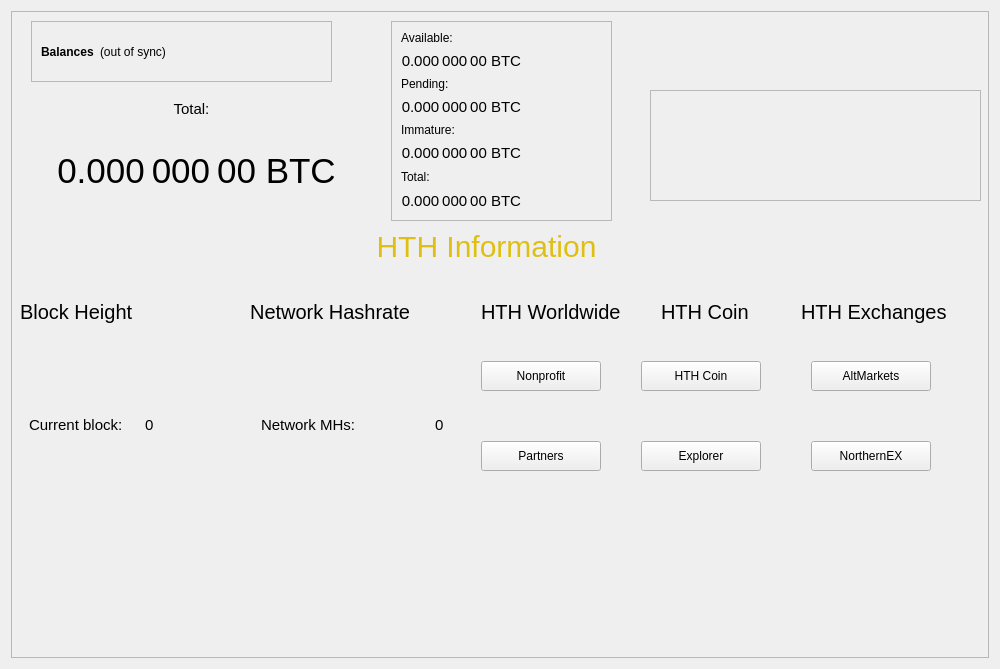
Qt form src/qt/forms/overviewpage.ui (HTHcoin/helpthehomelesscoin) before a commit.
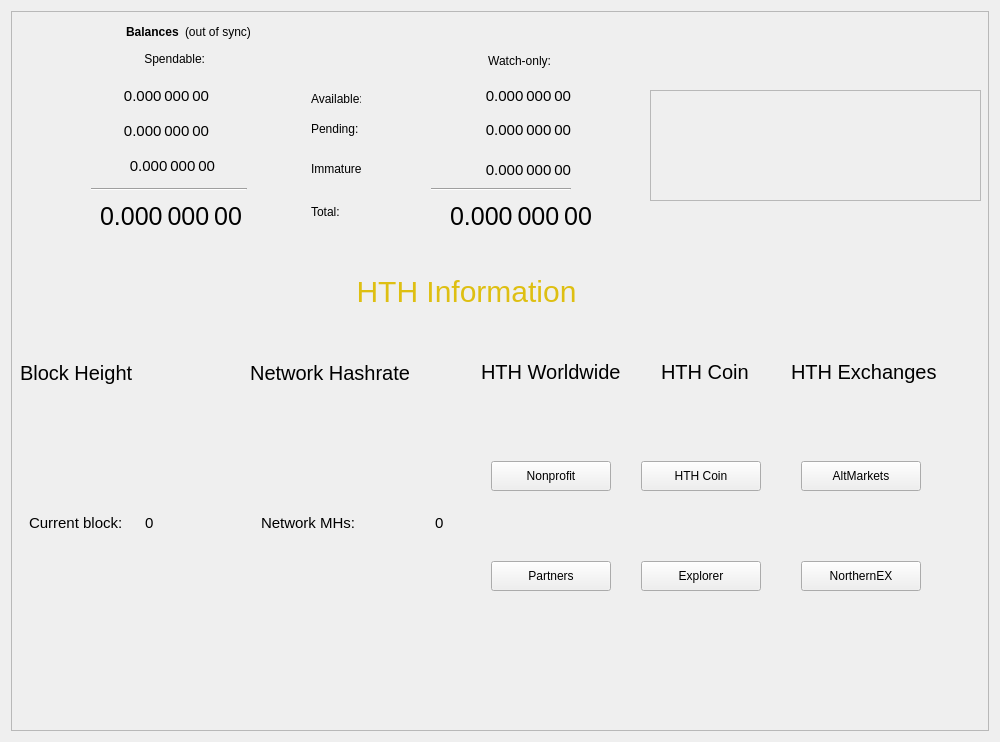
The same form after that commit.

Patch:
```diff
--- a/src/qt/forms/overviewpage.ui
+++ b/src/qt/forms/overviewpage.ui
@@ -7,7 +7,7 @@
     <x>0</x>
     <y>0</y>
     <width>1000</width>
-    <height>669</height>
+    <height>742</height>
    </rect>
   </property>
   <property name="sizePolicy">
@@ -44,9 +44,9 @@
       <property name="geometry">
        <rect>
         <x>0</x>
-        <y>270</y>
+        <y>330</y>
         <width>451</width>
-        <height>261</height>
+        <height>231</height>
        </rect>
       </property>
       <property name="styleSheet">
@@ -73,7 +73,7 @@
          <property name="sizeHint" stdset="0">
           <size>
            <width>20</width>
-           <height>8</height>
+           <height>4</height>
           </size>
          </property>
         </spacer>
@@ -128,10 +128,13 @@
          <property name="orientation">
           <enum>Qt::Vertical</enum>
          </property>
+         <property name="sizeType">
+          <enum>QSizePolicy::Fixed</enum>
+         </property>
          <property name="sizeHint" stdset="0">
           <size>
            <width>20</width>
-           <height>40</height>
+           <height>104</height>
           </size>
          </property>
         </spacer>
@@ -236,7 +239,7 @@
          <property name="sizeHint" stdset="0">
           <size>
            <width>20</width>
-           <height>99</height>
+           <height>30</height>
           </size>
          </property>
         </spacer>
@@ -246,8 +249,8 @@
      <widget class="QPushButton" name="pushButton_Website_4">
       <property name="geometry">
        <rect>
-        <x>470</x>
-        <y>430</y>
+        <x>480</x>
+        <y>550</y>
         <width>120</width>
         <height>30</height>
        </rect>
@@ -278,7 +281,7 @@
       <property name="geometry">
        <rect>
         <x>630</x>
-        <y>350</y>
+        <y>450</y>
         <width>120</width>
         <height>30</height>
        </rect>
@@ -314,8 +317,8 @@
      <widget class="QPushButton" name="pushButton_Website">
       <property name="geometry">
        <rect>
-        <x>470</x>
-        <y>350</y>
+        <x>480</x>
+        <y>450</y>
         <width>120</width>
         <height>30</height>
        </rect>
@@ -346,7 +349,7 @@
       <property name="geometry">
        <rect>
         <x>630</x>
-        <y>430</y>
+        <y>550</y>
         <width>120</width>
         <height>30</height>
        </rect>
@@ -376,8 +379,8 @@
      <widget class="QPushButton" name="pushButton_Website_2">
       <property name="geometry">
        <rect>
-        <x>800</x>
-        <y>350</y>
+        <x>790</x>
+        <y>450</y>
         <width>120</width>
         <height>30</height>
        </rect>
@@ -408,7 +411,7 @@
       <property name="geometry">
        <rect>
         <x>470</x>
-        <y>280</y>
+        <y>340</y>
         <width>151</width>
         <height>41</height>
        </rect>
@@ -424,7 +427,7 @@
       <property name="geometry">
        <rect>
         <x>650</x>
-        <y>280</y>
+        <y>340</y>
         <width>91</width>
         <height>41</height>
        </rect>
@@ -439,8 +442,8 @@
      <widget class="QLabel" name="label_4">
       <property name="geometry">
        <rect>
-        <x>790</x>
-        <y>280</y>
+        <x>780</x>
+        <y>340</y>
         <width>151</width>
         <height>41</height>
        </rect>
@@ -455,8 +458,8 @@
      <widget class="QPushButton" name="pushButton_Website_5">
       <property name="geometry">
        <rect>
-        <x>800</x>
-        <y>430</y>
+        <x>790</x>
+        <y>550</y>
         <width>120</width>
         <height>30</height>
        </rect>
@@ -483,257 +486,13 @@
        <string>NorthernEX</string>
       </property>
      </widget>
-     <widget class="QFrame" name="frame_blue_2">
-      <property name="geometry">
-       <rect>
-        <x>380</x>
-        <y>10</y>
-        <width>221</width>
-        <height>200</height>
-       </rect>
-      </property>
-      <property name="sizePolicy">
-       <sizepolicy hsizetype="Fixed" vsizetype="Preferred">
-        <horstretch>0</horstretch>
-        <verstretch>0</verstretch>
-       </sizepolicy>
-      </property>
-      <property name="minimumSize">
-       <size>
-        <width>220</width>
-        <height>200</height>
-       </size>
-      </property>
-      <property name="maximumSize">
-       <size>
-        <width>16777215</width>
-        <height>16777215</height>
-       </size>
-      </property>
-      <property name="frameShape">
-       <enum>QFrame::StyledPanel</enum>
-      </property>
-      <property name="frameShadow">
-       <enum>QFrame::Raised</enum>
-      </property>
-      <layout class="QVBoxLayout" name="verticalLayout_3">
-       <item>
-        <layout class="QVBoxLayout" name="verticalLayout_2">
-         <item>
-          <widget class="QLabel" name="labelBalanceText">
-           <property name="text">
-            <string>Available:</string>
-           </property>
-          </widget>
-         </item>
-         <item>
-          <layout class="QHBoxLayout" name="horizontalLayout_4">
-           <item>
-            <widget class="QLabel" name="labelWatchAvailable_2">
-             <property name="font">
-              <font>
-               <pointsize>-1</pointsize>
-              </font>
-             </property>
-             <property name="cursor">
-              <cursorShape>IBeamCursor</cursorShape>
-             </property>
-             <property name="toolTip">
-              <string>Your current balance in watch-only addresses</string>
-             </property>
-             <property name="styleSheet">
-              <string notr="true">font-size: 15px</string>
-             </property>
-             <property name="text">
-              <string notr="true">0.000 000 00 BTC</string>
-             </property>
-             <property name="alignment">
-              <set>Qt::AlignRight|Qt::AlignTrailing|Qt::AlignVCenter</set>
-             </property>
-             <property name="textInteractionFlags">
-              <set>Qt::LinksAccessibleByMouse|Qt::TextSelectableByKeyboard|Qt::TextSelectableByMouse</set>
-             </property>
-            </widget>
-           </item>
-           <item>
-            <spacer name="horizontalSpacer_3">
-             <property name="orientation">
-              <enum>Qt::Horizontal</enum>
-             </property>
-             <property name="sizeHint" stdset="0">
-              <size>
-               <width>40</width>
-               <height>20</height>
-              </size>
-             </property>
-            </spacer>
-           </item>
-          </layout>
-         </item>
-         <item>
-          <widget class="QLabel" name="labelPendingText">
-           <property name="text">
-            <string>Pending:</string>
-           </property>
-          </widget>
-         </item>
-         <item>
-          <layout class="QHBoxLayout" name="horizontalLayout_5">
-           <item>
-            <widget class="QLabel" name="labelWatchPending_2">
-             <property name="font">
-              <font>
-               <pointsize>-1</pointsize>
-              </font>
-             </property>
-             <property name="cursor">
-              <cursorShape>IBeamCursor</cursorShape>
-             </property>
-             <property name="toolTip">
-              <string>Unconfirmed transactions to watch-only addresses</string>
-             </property>
-             <property name="styleSheet">
-              <string notr="true">font-size: 15px</string>
-             </property>
-             <property name="text">
-              <string notr="true">0.000 000 00 BTC</string>
-             </property>
-             <property name="alignment">
-              <set>Qt::AlignRight|Qt::AlignTrailing|Qt::AlignVCenter</set>
-             </property>
-             <property name="textInteractionFlags">
-              <set>Qt::LinksAccessibleByMouse|Qt::TextSelectableByKeyboard|Qt::TextSelectableByMouse</set>
-             </property>
-            </widget>
-           </item>
-           <item>
-            <spacer name="horizontalSpacer_4">
-             <property name="orientation">
-              <enum>Qt::Horizontal</enum>
-             </property>
-             <property name="sizeHint" stdset="0">
-              <size>
-               <width>40</width>
-               <height>20</height>
-              </size>
-             </property>
-            </spacer>
-           </item>
-          </layout>
-         </item>
-         <item>
-          <widget class="QLabel" name="labelImmatureText">
-           <property name="text">
-            <string>Immature:</string>
-           </property>
-          </widget>
-         </item>
-         <item>
-          <layout class="QHBoxLayout" name="horizontalLayout_6">
-           <item>
-            <widget class="QLabel" name="labelWatchImmature_2">
-             <property name="font">
-              <font>
-               <pointsize>-1</pointsize>
-              </font>
-             </property>
-             <property name="cursor">
-              <cursorShape>IBeamCursor</cursorShape>
-             </property>
-             <property name="toolTip">
-              <string>Mined balance in watch-only addresses that has not yet matured</string>
-             </property>
-             <property name="styleSheet">
-              <string notr="true">font-size: 15px</string>
-             </property>
-             <property name="text">
-              <string notr="true">0.000 000 00 BTC</string>
-             </property>
-             <property name="alignment">
-              <set>Qt::AlignRight|Qt::AlignTrailing|Qt::AlignVCenter</set>
-             </property>
-             <property name="textInteractionFlags">
-              <set>Qt::LinksAccessibleByMouse|Qt::TextSelectableByKeyboard|Qt::TextSelectableByMouse</set>
-             </property>
-            </widget>
-           </item>
-           <item>
-            <spacer name="horizontalSpacer_5">
-             <property name="orientation">
-              <enum>Qt::Horizontal</enum>
-             </property>
-             <property name="sizeHint" stdset="0">
-              <size>
-               <width>40</width>
-               <height>20</height>
-              </size>
-             </property>
-            </spacer>
-           </item>
-          </layout>
-         </item>
-        </layout>
-       </item>
-       <item>
-        <widget class="QLabel" name="labelTotalText_2">
-         <property name="text">
-          <string>Total:</string>
-         </property>
-        </widget>
-       </item>
-       <item>
-        <layout class="QHBoxLayout" name="horizontalLayout_7">
-         <item>
-          <widget class="QLabel" name="labelWatchTotal_2">
-           <property name="font">
-            <font>
-             <pointsize>-1</pointsize>
-            </font>
-           </property>
-           <property name="cursor">
-            <cursorShape>IBeamCursor</cursorShape>
-           </property>
-           <property name="toolTip">
-            <string>Current total balance in watch-only addresses</string>
-           </property>
-           <property name="styleSheet">
-            <string notr="true">font-size: 15px</string>
-           </property>
-           <property name="text">
-            <string notr="true">0.000 000 00 BTC</string>
-           </property>
-           <property name="alignment">
-            <set>Qt::AlignRight|Qt::AlignTrailing|Qt::AlignVCenter</set>
-           </property>
-           <property name="textInteractionFlags">
-            <set>Qt::LinksAccessibleByMouse|Qt::TextSelectableByKeyboard|Qt::TextSelectableByMouse</set>
-           </property>
-          </widget>
-         </item>
-         <item>
-          <spacer name="horizontalSpacer_6">
-           <property name="orientation">
-            <enum>Qt::Horizontal</enum>
-           </property>
-           <property name="sizeHint" stdset="0">
-            <size>
-             <width>40</width>
-             <height>20</height>
-            </size>
-           </property>
-          </spacer>
-         </item>
-        </layout>
-       </item>
-      </layout>
-     </widget>
      <widget class="QLabel" name="label_6">
       <property name="geometry">
        <rect>
-        <x>290</x>
-        <y>210</y>
+        <x>270</x>
+        <y>260</y>
         <width>371</width>
-        <height>51</height>
+        <height>41</height>
        </rect>
       </property>
       <property name="styleSheet">
@@ -766,12 +525,28 @@
      <widget class="QLabel" name="labelBalance">
       <property name="geometry">
        <rect>
-        <x>20</x>
-        <y>130</y>
-        <width>331</width>
-        <height>61</height>
+        <x>459</x>
+        <y>40</y>
+        <width>81</width>
+        <height>20</height>
        </rect>
       </property>
+      <property name="text">
+       <string>Watch-only:</string>
+      </property>
+      <property name="alignment">
+       <set>Qt::AlignRight|Qt::AlignTrailing|Qt::AlignVCenter</set>
+      </property>
+     </widget>
+     <widget class="QLabel" name="labelWatchAvailable">
+      <property name="geometry">
+       <rect>
+        <x>420</x>
+        <y>70</y>
+        <width>140</width>
+        <height>31</height>
+       </rect>
+      </property>
       <property name="font">
        <font>
         <pointsize>-1</pointsize>
@@ -784,97 +559,405 @@
        <string>Your current spendable balance</string>
       </property>
       <property name="styleSheet">
-       <string notr="true">font-size: 35px</string>
+       <string notr="true">font-size: 15px;</string>
       </property>
       <property name="text">
-       <string notr="true">0.000 000 00 BTC</string>
+       <string notr="true">0.000 000 00</string>
       </property>
       <property name="alignment">
-       <set>Qt::AlignCenter</set>
+       <set>Qt::AlignRight|Qt::AlignTrailing|Qt::AlignVCenter</set>
       </property>
       <property name="textInteractionFlags">
        <set>Qt::LinksAccessibleByMouse|Qt::TextSelectableByKeyboard|Qt::TextSelectableByMouse</set>
       </property>
      </widget>
-     <widget class="QFrame" name="frame_3">
+     <widget class="QLabel" name="labelWatchPending">
       <property name="geometry">
        <rect>
-        <x>20</x>
-        <y>10</y>
-        <width>301</width>
-        <height>61</height>
+        <x>420</x>
+        <y>110</y>
+        <width>140</width>
+        <height>16</height>
        </rect>
       </property>
-      <property name="frameShape">
-       <enum>QFrame::StyledPanel</enum>
+      <property name="font">
+       <font>
+        <pointsize>-1</pointsize>
+       </font>
       </property>
-      <property name="frameShadow">
-       <enum>QFrame::Raised</enum>
+      <property name="cursor">
+       <cursorShape>IBeamCursor</cursorShape>
       </property>
-      <layout class="QVBoxLayout" name="verticalLayout_4">
-       <item>
-        <layout class="QHBoxLayout" name="horizontalLayout_8">
-         <item>
-          <widget class="QLabel" name="label_5">
-           <property name="font">
-            <font>
-             <weight>75</weight>
-             <bold>true</bold>
-            </font>
-           </property>
-           <property name="text">
-            <string>Balances</string>
-           </property>
-          </widget>
-         </item>
-         <item>
-          <widget class="QLabel" name="labelWalletStatus">
-           <property name="toolTip">
-            <string>The displayed information may be out of date. Your wallet automatically synchronizes with the Dash network after a connection is established, but this process has not completed yet.</string>
-           </property>
-           <property name="text">
-            <string notr="true">(out of sync)</string>
-           </property>
-           <property name="alignment">
-            <set>Qt::AlignLeading|Qt::AlignLeft|Qt::AlignVCenter</set>
-           </property>
-          </widget>
-         </item>
-         <item>
-          <spacer name="horizontalSpacer_8">
-           <property name="orientation">
-            <enum>Qt::Horizontal</enum>
-           </property>
-           <property name="sizeHint" stdset="0">
-            <size>
-             <width>40</width>
-             <height>20</height>
-            </size>
-           </property>
-          </spacer>
-         </item>
-        </layout>
-       </item>
-      </layout>
+      <property name="toolTip">
+       <string>Unconfirmed transactions to watch-only addresses</string>
+      </property>
+      <property name="styleSheet">
+       <string notr="true">font-size: 15px;</string>
+      </property>
+      <property name="text">
+       <string notr="true">0.000 000 00</string>
+      </property>
+      <property name="alignment">
+       <set>Qt::AlignRight|Qt::AlignTrailing|Qt::AlignVCenter</set>
+      </property>
+      <property name="textInteractionFlags">
+       <set>Qt::LinksAccessibleByMouse|Qt::TextSelectableByKeyboard|Qt::TextSelectableByMouse</set>
+      </property>
      </widget>
      <widget class="QLabel" name="labelTotalText">
       <property name="geometry">
        <rect>
-        <x>130</x>
-        <y>90</y>
-        <width>101</width>
+        <x>420</x>
+        <y>150</y>
+        <width>140</width>
         <height>16</height>
        </rect>
       </property>
+      <property name="font">
+       <font>
+        <pointsize>-1</pointsize>
+       </font>
+      </property>
+      <property name="cursor">
+       <cursorShape>IBeamCursor</cursorShape>
+      </property>
+      <property name="toolTip">
+       <string>Mined balance in watch-only addresses that has not yet matured</string>
+      </property>
       <property name="styleSheet">
-       <string notr="true">font-size: 15px</string>
+       <string notr="true">font-size: 15px;</string>
+      </property>
+      <property name="text">
+       <string notr="true">0.000 000 00</string>
+      </property>
+      <property name="alignment">
+       <set>Qt::AlignRight|Qt::AlignTrailing|Qt::AlignVCenter</set>
+      </property>
+      <property name="textInteractionFlags">
+       <set>Qt::LinksAccessibleByMouse|Qt::TextSelectableByKeyboard|Qt::TextSelectableByMouse</set>
+      </property>
+     </widget>
+     <widget class="QLabel" name="labelWatchTotal">
+      <property name="geometry">
+       <rect>
+        <x>400</x>
+        <y>190</y>
+        <width>181</width>
+        <height>31</height>
+       </rect>
+      </property>
+      <property name="font">
+       <font>
+        <pointsize>-1</pointsize>
+       </font>
+      </property>
+      <property name="cursor">
+       <cursorShape>IBeamCursor</cursorShape>
+      </property>
+      <property name="toolTip">
+       <string>Current total balance in watch-only addresses</string>
+      </property>
+      <property name="styleSheet">
+       <string notr="true">font-size: 25px;</string>
+      </property>
+      <property name="text">
+       <string notr="true">0.000 000 00</string>
+      </property>
+      <property name="alignment">
+       <set>Qt::AlignRight|Qt::AlignTrailing|Qt::AlignVCenter</set>
+      </property>
+      <property name="textInteractionFlags">
+       <set>Qt::LinksAccessibleByMouse|Qt::TextSelectableByKeyboard|Qt::TextSelectableByMouse</set>
+      </property>
+     </widget>
+     <widget class="Line" name="lineWatchBalance">
+      <property name="geometry">
+       <rect>
+        <x>420</x>
+        <y>170</y>
+        <width>140</width>
+        <height>16</height>
+       </rect>
+      </property>
+      <property name="sizePolicy">
+       <sizepolicy hsizetype="Preferred" vsizetype="Fixed">
+        <horstretch>0</horstretch>
+        <verstretch>0</verstretch>
+       </sizepolicy>
+      </property>
+      <property name="minimumSize">
+       <size>
+        <width>140</width>
+        <height>0</height>
+       </size>
+      </property>
+      <property name="orientation">
+       <enum>Qt::Horizontal</enum>
+      </property>
+     </widget>
+     <widget class="QLabel" name="labelTotal">
+      <property name="geometry">
+       <rect>
+        <x>20</x>
+        <y>190</y>
+        <width>211</width>
+        <height>31</height>
+       </rect>
+      </property>
+      <property name="font">
+       <font>
+        <pointsize>-1</pointsize>
+       </font>
+      </property>
+      <property name="cursor">
+       <cursorShape>IBeamCursor</cursorShape>
+      </property>
+      <property name="toolTip">
+       <string>Your current total balance</string>
+      </property>
+      <property name="styleSheet">
+       <string notr="true">font-size: 25px</string>
+      </property>
+      <property name="text">
+       <string notr="true">0.000 000 00</string>
+      </property>
+      <property name="alignment">
+       <set>Qt::AlignRight|Qt::AlignTrailing|Qt::AlignVCenter</set>
+      </property>
+      <property name="textInteractionFlags">
+       <set>Qt::LinksAccessibleByMouse|Qt::TextSelectableByKeyboard|Qt::TextSelectableByMouse</set>
+      </property>
+     </widget>
+     <widget class="QLabel" name="labelTotalText_3">
+      <property name="geometry">
+       <rect>
+        <x>300</x>
+        <y>190</y>
+        <width>50</width>
+        <height>21</height>
+       </rect>
       </property>
       <property name="text">
        <string>Total:</string>
       </property>
+     </widget>
+     <widget class="Line" name="lineSpendableBalance">
+      <property name="geometry">
+       <rect>
+        <x>80</x>
+        <y>170</y>
+        <width>156</width>
+        <height>16</height>
+       </rect>
+      </property>
+      <property name="orientation">
+       <enum>Qt::Horizontal</enum>
+      </property>
+     </widget>
+     <widget class="QLabel" name="labelImmature">
+      <property name="geometry">
+       <rect>
+        <x>93</x>
+        <y>140</y>
+        <width>111</width>
+        <height>31</height>
+       </rect>
+      </property>
+      <property name="font">
+       <font>
+        <pointsize>-1</pointsize>
+       </font>
+      </property>
+      <property name="cursor">
+       <cursorShape>IBeamCursor</cursorShape>
+      </property>
+      <property name="toolTip">
+       <string>Mined balance that has not yet matured</string>
+      </property>
+      <property name="styleSheet">
+       <string notr="true">font-size: 15px</string>
+      </property>
+      <property name="text">
+       <string notr="true">0.000 000 00</string>
+      </property>
       <property name="alignment">
+       <set>Qt::AlignRight|Qt::AlignTrailing|Qt::AlignVCenter</set>
+      </property>
+      <property name="textInteractionFlags">
+       <set>Qt::LinksAccessibleByMouse|Qt::TextSelectableByKeyboard|Qt::TextSelectableByMouse</set>
+      </property>
+     </widget>
+     <widget class="QLabel" name="labelUnconfirmed">
+      <property name="geometry">
+       <rect>
+        <x>100</x>
+        <y>110</y>
+        <width>111</width>
+        <height>21</height>
+       </rect>
+      </property>
+      <property name="font">
+       <font>
+        <pointsize>-1</pointsize>
+       </font>
+      </property>
+      <property name="cursor">
+       <cursorShape>IBeamCursor</cursorShape>
+      </property>
+      <property name="toolTip">
+       <string>Total of transactions that have yet to be confirmed, and do not yet count toward the spendable balance</string>
+      </property>
+      <property name="styleSheet">
+       <string notr="true">font-size: 15px</string>
+      </property>
+      <property name="text">
+       <string notr="true">0.000 000 00</string>
+      </property>
+      <property name="alignment">
        <set>Qt::AlignCenter</set>
       </property>
+      <property name="textInteractionFlags">
+       <set>Qt::LinksAccessibleByMouse|Qt::TextSelectableByKeyboard|Qt::TextSelectableByMouse</set>
+      </property>
+     </widget>
+     <widget class="QLabel" name="labelBalance_2">
+      <property name="geometry">
+       <rect>
+        <x>90</x>
+        <y>70</y>
+        <width>131</width>
+        <height>31</height>
+       </rect>
+      </property>
+      <property name="font">
+       <font>
+        <pointsize>-1</pointsize>
+       </font>
+      </property>
+      <property name="cursor">
+       <cursorShape>IBeamCursor</cursorShape>
+      </property>
+      <property name="toolTip">
+       <string>Your current spendable balance</string>
+      </property>
+      <property name="styleSheet">
+       <string notr="true">font-size: 15px;</string>
+      </property>
+      <property name="text">
+       <string notr="true">0.000 000 00</string>
+      </property>
+      <property name="alignment">
+       <set>Qt::AlignCenter</set>
+      </property>
+      <property name="textInteractionFlags">
+       <set>Qt::LinksAccessibleByMouse|Qt::TextSelectableByKeyboard|Qt::TextSelectableByMouse</set>
+      </property>
+     </widget>
+     <widget class="QLabel" name="labelImmatureText_2">
+      <property name="geometry">
+       <rect>
+        <x>300</x>
+        <y>150</y>
+        <width>50</width>
+        <height>16</height>
+       </rect>
+      </property>
+      <property name="text">
+       <string>Immature:</string>
+      </property>
+     </widget>
+     <widget class="QLabel" name="labelPendingText_2">
+      <property name="geometry">
+       <rect>
+        <x>300</x>
+        <y>110</y>
+        <width>50</width>
+        <height>16</height>
+       </rect>
+      </property>
+      <property name="text">
+       <string>Pending:</string>
+      </property>
+     </widget>
+     <widget class="QLabel" name="labelBalanceText_2">
+      <property name="geometry">
+       <rect>
+        <x>300</x>
+        <y>80</y>
+        <width>50</width>
+        <height>16</height>
+       </rect>
+      </property>
+      <property name="text">
+       <string>Available:</string>
+      </property>
+     </widget>
+     <widget class="QLabel" name="labelSpendable">
+      <property name="geometry">
+       <rect>
+        <x>100</x>
+        <y>40</y>
+        <width>94</width>
+        <height>16</height>
+       </rect>
+      </property>
+      <property name="text">
+       <string>Spendable:</string>
+      </property>
+      <property name="alignment">
+       <set>Qt::AlignRight|Qt::AlignTrailing|Qt::AlignVCenter</set>
+      </property>
+     </widget>
+     <widget class="QWidget" name="">
+      <property name="geometry">
+       <rect>
+        <x>115</x>
+        <y>10</y>
+        <width>471</width>
+        <height>22</height>
+       </rect>
+      </property>
+      <layout class="QHBoxLayout" name="horizontalLayout_9">
+       <item>
+        <widget class="QLabel" name="label_7">
+         <property name="font">
+          <font>
+           <weight>75</weight>
+           <bold>true</bold>
+          </font>
+         </property>
+         <property name="text">
+          <string>Balances</string>
+         </property>
+        </widget>
+       </item>
+       <item>
+        <widget class="QLabel" name="labelWalletStatus_2">
+         <property name="toolTip">
+          <string>The displayed information may be out of date. Your wallet automatically synchronizes with the Dash network after a connection is established, but this process has not completed yet.</string>
+         </property>
+         <property name="text">
+          <string notr="true">(out of sync)</string>
+         </property>
+         <property name="alignment">
+          <set>Qt::AlignLeading|Qt::AlignLeft|Qt::AlignVCenter</set>
+         </property>
+        </widget>
+       </item>
+       <item>
+        <spacer name="horizontalSpacer_9">
+         <property name="orientation">
+          <enum>Qt::Horizontal</enum>
+         </property>
+         <property name="sizeHint" stdset="0">
+          <size>
+           <width>40</width>
+           <height>20</height>
+          </size>
+         </property>
+        </spacer>
+       </item>
+      </layout>
      </widget>
     </widget>
    </item>
```
Left out of the diff: 6 changed lines with no effect on the pictures.
